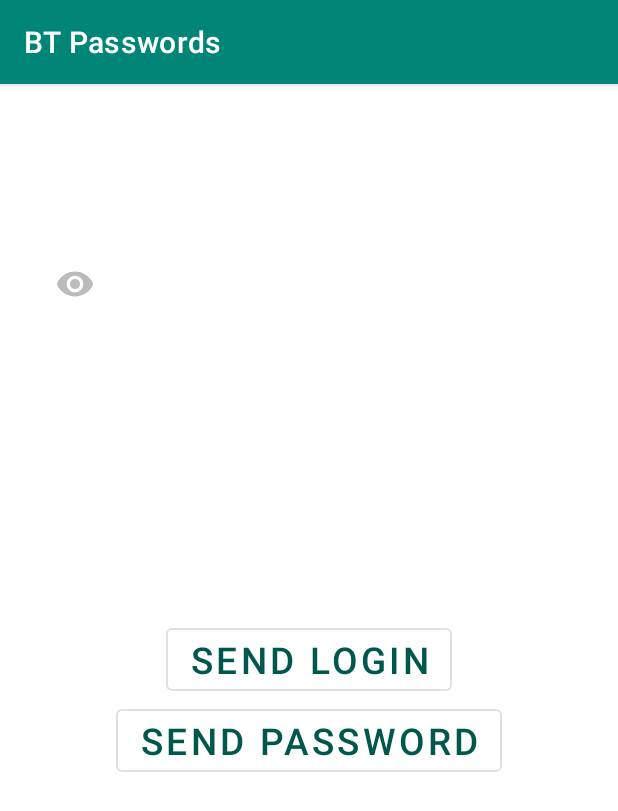
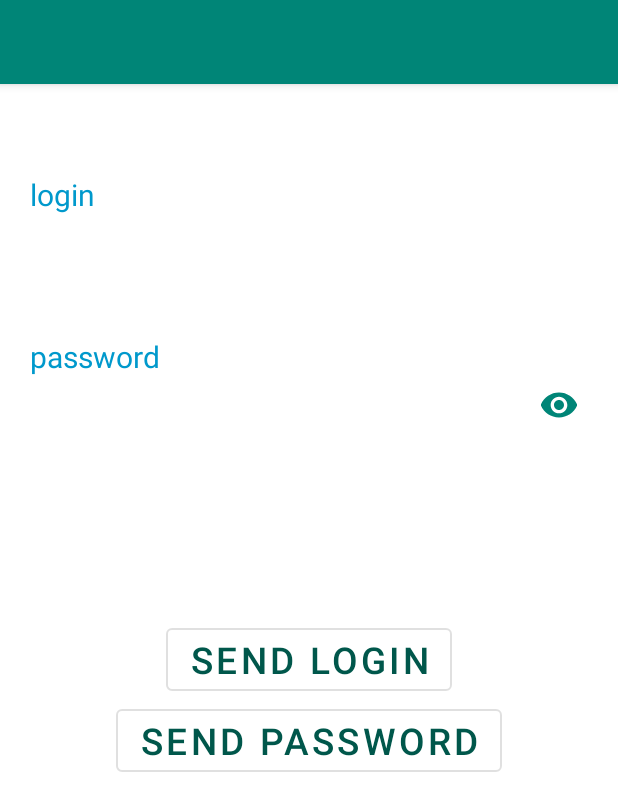
Before and after one commit to starcevmisha/GraduatedWork, an Android app: the ShowPasswordActivity screen opened directly, with no data from a screen before it, after a tap on an icon or button, on a phone screen of 412 x 824 dp. Shown: the top 811 px of the screen. Run offline under Robolectric (Android 15) with nearby library versions, the phone set to English and light mode, and no system bars.

Commit message:
change show password activity

```diff
--- a/android/BluetoothPasswordManager/app/src/main/java/com/example/bluetoothpasswordmanager/ShowPasswordActivity.kt
+++ b/android/BluetoothPasswordManager/app/src/main/java/com/example/bluetoothpasswordmanager/ShowPasswordActivity.kt
@@ -7,6 +7,7 @@ import android.os.Bundle
 import android.widget.Button
 import android.widget.TextView
 import com.google.android.material.button.MaterialButton
+import kotlinx.android.synthetic.main.activity_main.*
 
 
 class ShowPasswordActivity : AppCompatActivity() {
@@ -42,18 +43,14 @@ class ShowPasswordActivity : AppCompatActivity() {
         super.onCreate(savedInstanceState)
         setContentView(R.layout.activity_password_detail)
 
-        hostTextView = findViewById(R.id.password_details_host)
-        hostTextView.text = extras?.getString(EXTRA_HOST)
-
-//        urlTextView = findViewById(R.id.password_details_url)
-//        urlTextView.text = extras?.getString(EXTRA_URL)
+        this.title = extras?.getString(EXTRA_HOST)
 
         usernameTextView = findViewById(R.id.password_details_username)
         usernameTextView.text = extras?.getString(EXTRA_USERNAME)
 
         passwordTextView = findViewById(R.id.password_details_password)
 
-        passwordTextView.text = "**********"//extras?.getString(EXTRA_PASSWORD)
+        passwordTextView.text = getString(R.string.secret_password)
 
 
         val sendLoginButton = findViewById<Button>(R.id.send_login_button)
@@ -64,7 +61,7 @@ class ShowPasswordActivity : AppCompatActivity() {
 
         val showPasswordButton = findViewById<Button>(R.id.show_password_button)
         showPasswordButton.setOnClickListener {
-            passwordTextView.text = if (IsPasswordShowed) "**********" else  extras?.getString(EXTRA_PASSWORD)
+            passwordTextView.text = if (IsPasswordShowed) getString(R.string.secret_password) else  extras?.getString(EXTRA_PASSWORD)
             IsPasswordShowed = !IsPasswordShowed
         }
 
--- a/android/BluetoothPasswordManager/app/src/main/res/drawable-anydpi/ic_show_password.xml
+++ b/android/BluetoothPasswordManager/app/src/main/res/drawable-anydpi/ic_show_password.xml
@@ -4,7 +4,7 @@
     android:viewportWidth="21.6"
     android:viewportHeight="21.6"
     android:tint="#FFFFFF"
-    android:alpha="0.8">
+    android:alpha="1.0">
   <group android:translateX="-1.2"
       android:translateY="-1.2">
       <path
--- a/android/BluetoothPasswordManager/app/src/main/res/layout/activity_password_detail.xml
+++ b/android/BluetoothPasswordManager/app/src/main/res/layout/activity_password_detail.xml
@@ -14,35 +14,42 @@
         android:paddingTop="60dp">
 
 
+
         <TextView
-            android:id="@+id/password_details_host"
+            android:id="@+id/username_label"
             android:layout_width="wrap_content"
             android:layout_height="wrap_content"
             android:textSize="20sp"
-            tools:text="Host" />
-
-<!--        <TextView-->
-<!--            android:id="@+id/password_details_url"-->
-<!--            android:layout_width="wrap_content"-->
-<!--            android:layout_height="wrap_content"-->
-<!--            android:layout_below="@+id/password_details_host"-->
-<!--            android:textSize="20sp"-->
-<!--            tools:text="Url" />-->
-
+            android:textColor="@android:color/holo_blue_dark"
+            android:text="login"/>
         <TextView
             android:id="@+id/password_details_username"
+            android:layout_below="@+id/username_label"
             android:layout_width="wrap_content"
             android:layout_height="wrap_content"
-            android:layout_below="@+id/password_details_host"
             android:textSize="20sp"
             tools:text="Username" />
 
+
+
+        <TextView
+            android:id="@+id/password_label"
+            android:layout_below="@+id/password_details_username"
+            android:layout_width="wrap_content"
+            android:layout_height="wrap_content"
+            android:layout_marginTop="80px"
+            android:textSize="20sp"
+            android:textColor="@android:color/holo_blue_dark"
+            android:text="password" />
+
+
         <LinearLayout
-            android:layout_width="wrap_content"
+            android:layout_width="match_parent"
             android:layout_height="37dp"
-            android:layout_below="@+id/password_details_username"
+            android:layout_below="@+id/password_label"
             android:layout_marginTop="0px"
             android:orientation="horizontal">
+
 
             <TextView
                 android:id="@+id/password_details_password"
@@ -51,15 +58,25 @@
                 android:textSize="20sp"
                 tools:text="Password" />
 
+            <View
+                android:layout_width="0dp"
+                android:layout_height="0dp"
+                android:layout_weight="1" />
+
             <com.google.android.material.button.MaterialButton
                 android:id="@+id/show_password_button"
                 style="@style/Widget.MaterialComponents.Button.TextButton"
-                android:layout_width="39dp"
-                android:layout_height="wrap_content"
-                android:layout_marginLeft="10dp"
-                android:textColor="@android:color/darker_gray"
+                android:layout_width="52dp"
+                android:layout_height="match_parent"
+                android:insetLeft="0dp"
+                android:insetTop="0dp"
+                android:insetRight="0dp"
+                android:insetBottom="0dp"
                 app:icon="@drawable/ic_show_password"
-                app:iconTint="@android:color/darker_gray" />
+                app:iconGravity="textStart"
+                app:iconPadding="0dp"
+                android:layout_marginRight="20px" />
+
         </LinearLayout>
 
 
--- a/android/BluetoothPasswordManager/app/src/main/res/values/strings.xml
+++ b/android/BluetoothPasswordManager/app/src/main/res/values/strings.xml
@@ -9,5 +9,6 @@
     <string name="title_activity_choose_bluetooth_device">ChooseBluetoothDeviceActivity</string>
     <string name="send_login">Send Login</string>
     <string name="send_password">Send Password</string>
+    <string name="secret_password">••••••••••••••••••</string>
 
 </resources>
```
Also changed, not shown: android/BluetoothPasswordManager/app/src/main/java/com/example/bluetoothpasswordmanager/MainActivity.kt (+3 -5 lines).
